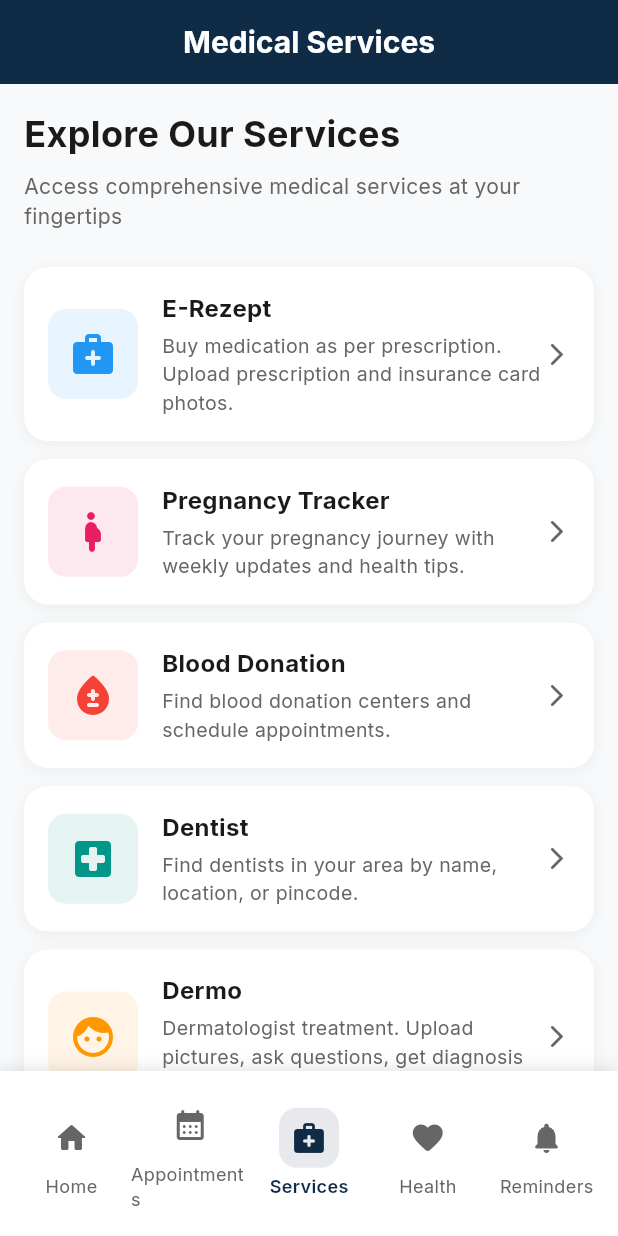
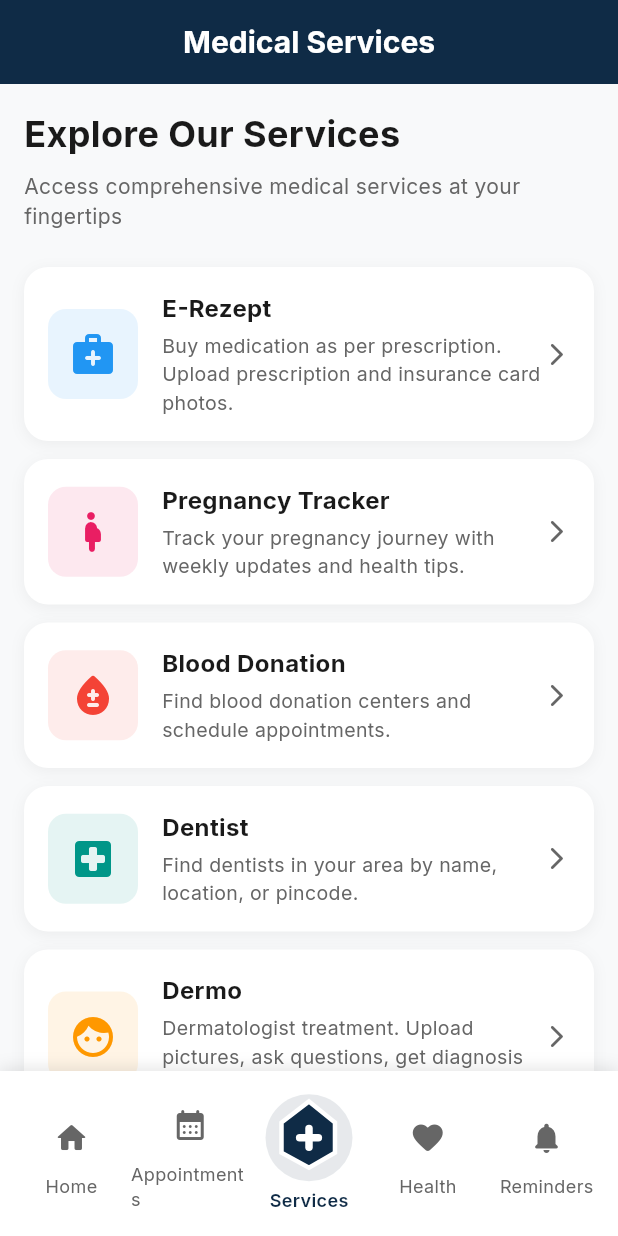
Before and after one commit to Kingmaker-RK/Medicus1, a Flutter app: the ServicesHubScreen screen opened by its route, on a phone screen of 412 x 824 dp. Run offline on Flutter 3.47's test engine with Material 3 defaults, Android fonts, the light colour scheme and no system bars; our stand-ins replace dio, firebase_auth, firebase_core, flutter_tts, go_router, google_fonts and 5 more; accounts and stored records are empty.

Commit message:
Revert "Replace custom benzene icon with default medical services icon"
This reverts commit 82756fbf4adc795f5a6c596458550aedcd5507f6.

```diff
--- a/lib/widgets/app_bottom_navigation_bar.dart
+++ b/lib/widgets/app_bottom_navigation_bar.dart
@@ -1,6 +1,7 @@
 import 'package:flutter/material.dart';
 import 'package:go_router/go_router.dart';
 import '../constants/colors.dart';
+import 'benzene_icon.dart';
 
 class AppBottomNavigationBar extends StatelessWidget {
   final int currentIndex;
@@ -68,13 +69,40 @@ class AppBottomNavigationBar extends StatelessWidget {
   }
 
   Widget _buildCenterButton(BuildContext context) {
-    return _buildNavItem(
-      context: context,
-      icon: Icons.medical_services_rounded,
-      label: 'Services',
-      index: 4,
-      isSelected: currentIndex == 4,
-      onTap: () => context.push('/services'),
+    return Expanded(
+      child: Column(
+        mainAxisSize: MainAxisSize.min,
+        children: [
+          InkWell(
+            onTap: () => context.push('/services'),
+            borderRadius: BorderRadius.circular(30),
+            child: Container(
+              padding: const EdgeInsets.all(4),
+              decoration: BoxDecoration(
+                color: currentIndex == 4
+                    ? AppColors.primary.withOpacity(0.1)
+                    : Colors.transparent,
+                borderRadius: BorderRadius.circular(30),
+              ),
+              child: const BenzeneIcon(
+                size: 50,
+              ),
+            ),
+          ),
+          const SizedBox(height: 4),
+          Text(
+            'Services',
+            style: TextStyle(
+              fontSize: 12,
+              fontWeight:
+                  currentIndex == 4 ? FontWeight.w600 : FontWeight.normal,
+              color: currentIndex == 4
+                  ? AppColors.primary
+                  : AppColors.textSecondary,
+            ),
+          ),
+        ],
+      ),
     );
   }
 
```
